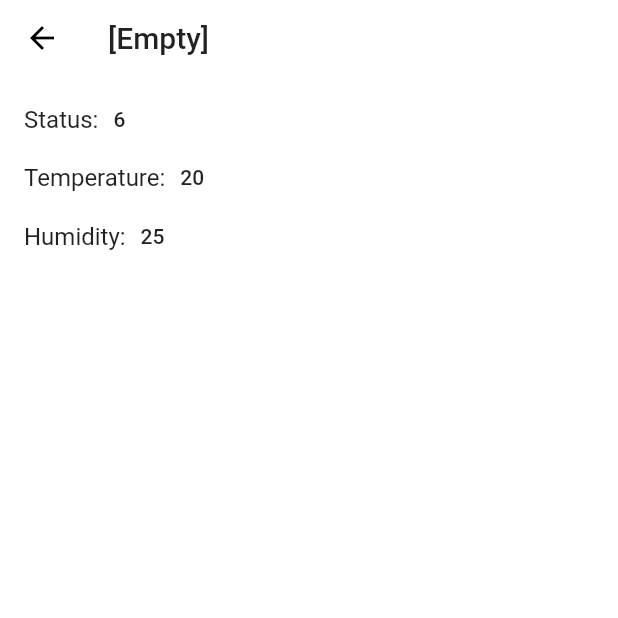
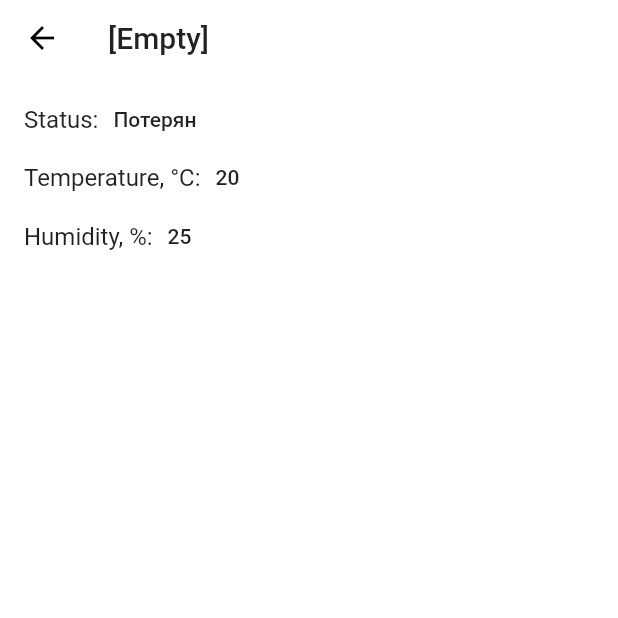
Before and after one commit to ProtoCornHub/bolid_sample, a Flutter app: the screen it shows after launch, after a tap on an icon or button, on a phone screen of 412 x 824 dp, the top half of it. Run offline on Flutter 3.47's test engine with Material 2 defaults, Android fonts, the phone set to English and light mode, and no system bars; our stand-ins replace equatable, flutter_bloc, go_router, hive, hive_flutter; accounts and stored records are empty; Roboto replaces fonts that are missing (Avenir).

Commit message:
SensorColor with explanation

```diff
--- a/lib/src/features/sensor/presentation/view/sensor_details_screen.dart
+++ b/lib/src/features/sensor/presentation/view/sensor_details_screen.dart
@@ -1,6 +1,7 @@
 import 'package:flutter/material.dart';
 
 import '../../../../shared/domain/entities/sensor.dart';
+import '../../../../shared/presentation/utils/sensor_color.dart';
 import '../../../../shared/presentation/widgets/custom_app_bar.dart';
 
 class SensorDetailsScreen extends StatelessWidget {
@@ -20,16 +21,16 @@ class SensorDetailsScreen extends StatelessWidget {
           children: [
             _DetailCard(
               title: 'Status',
-              label: sensor.status.toString(),
+              label: SensorColor.getValue(sensor.status),
             ),
             const SizedBox(height: 20),
             _DetailCard(
-              title: 'Temperature',
+              title: 'Temperature, °C',
               label: sensor.temperature.toString(),
             ),
             const SizedBox(height: 20),
             _DetailCard(
-              title: 'Humidity',
+              title: 'Humidity, %',
               label: sensor.humidity.toString(),
             ),
           ],
--- a/lib/src/shared/presentation/utils/sensor_color.dart
+++ b/lib/src/shared/presentation/utils/sensor_color.dart
@@ -13,4 +13,29 @@ class SensorColor {
     }
     return Colors.grey;
   }
+
+  static String getValue(int status) {
+    if (status == 0) {
+      return 'Неизвестно';
+    } else if (status == 1) {
+      return 'Готов';
+    } else if (status == 2) {
+      return 'Тревога';
+    } else if (status == 3) {
+      return 'Пожар';
+    } else if (status == 4) {
+      return 'Корпус открыт';
+    } else if (status == 5) {
+      return 'Корпус закрыт';
+    } else if (status == 6) {
+      return 'Потерян';
+    } else if (status == 7) {
+      return 'Низкий заряд батареи';
+    } else if (status == 8) {
+      return 'Событие по температуре';
+    } else if (status == 8) {
+      return 'Событие по влажности';
+    }
+    return 'Исключение';
+  }
 }
```
